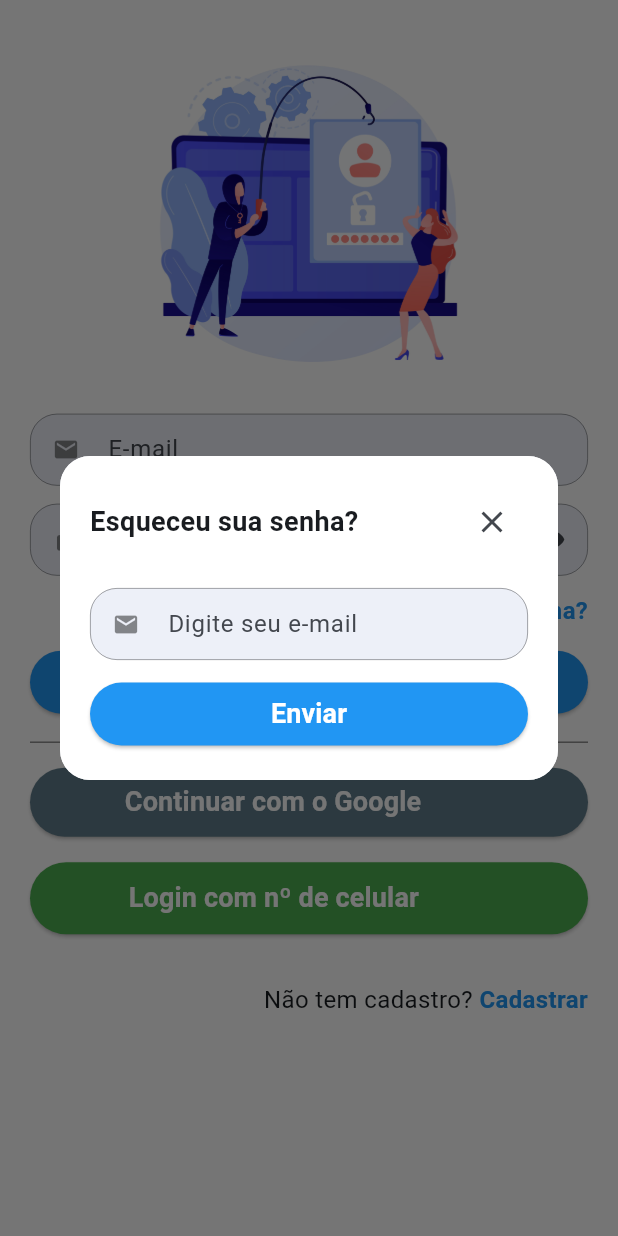
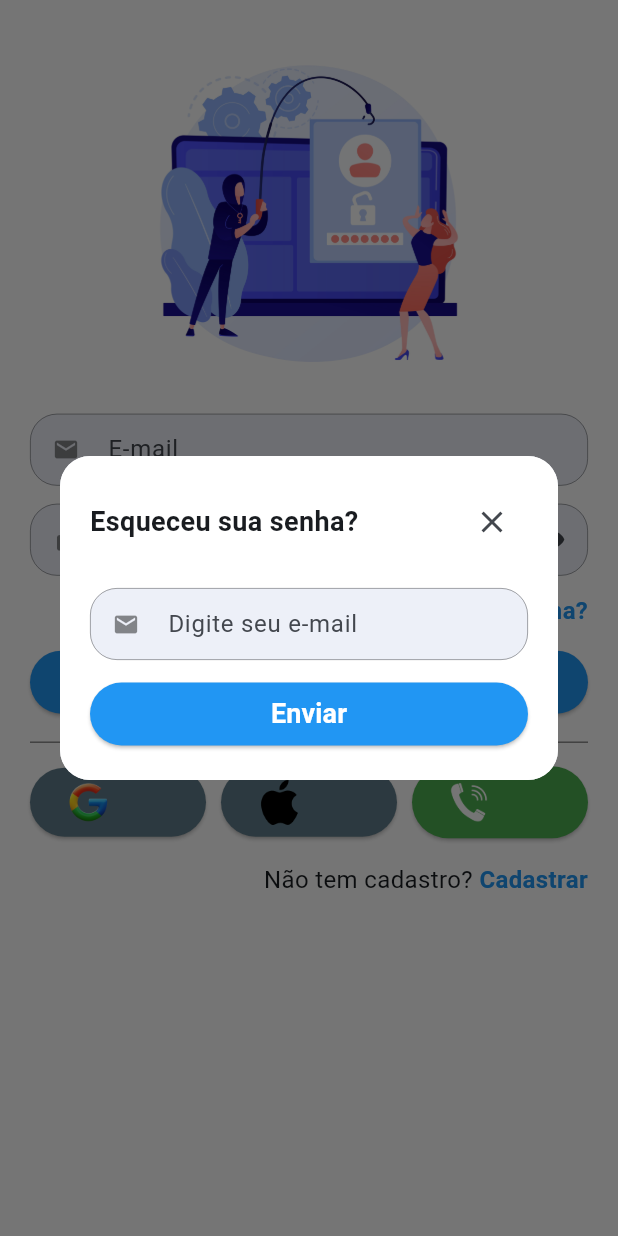
Before and after one commit to elviscosentino/authentication, a Flutter app: the screen it shows after launch, after a tap on "Esqueceu a senha?", on a phone screen of 412 x 824 dp. Run offline on Flutter 3.47's test engine with Material 3 defaults, Android fonts, the phone set to English and light mode, and no system bars; our stand-ins replace cloud_firestore, firebase_auth, firebase_core, fluttertoast, get, google_sign_in and 1 more; accounts and stored records are empty.

Commit message:
ajustes no código

```diff
--- a/lib/controller/auth/auth_controller.dart
+++ b/lib/controller/auth/auth_controller.dart
@@ -27,7 +27,6 @@ class AuthController extends GetxController{
       try{
         debugPrint("vai consultar banco");
         DocumentSnapshot usuarioSnapshot = await _firestore.collection('usuarios').doc(_auth.currentUser!.uid).get();
-        //DocumentSnapshot usuarioSnapshot = await _firestore.collection('users').doc('JwSC9se280XgW4XVeGAGTQQuziF2').get();
         if(usuarioSnapshot.exists) {
           debugPrint("existe");
           debugPrint("vai mapear");
@@ -35,13 +34,11 @@ class AuthController extends GetxController{
 
           debugPrint("vai printar usuario");
           debugPrint(usuario.toString());
-          //debugPrint(_auth.currentUser!.phoneNumber);
 
           user.uid = _auth.currentUser!.uid;
           user.email = _auth.currentUser!.email;
           user.name = usuario['nome'];
           user.celphone = usuario['celular'];
-          // user.distancia = usuario['distancia'].toInt();
 
           Get.offAllNamed(PagesRoutes.baseRoute);
         }else{
@@ -51,29 +48,12 @@ class AuthController extends GetxController{
       }catch(e){
         debugPrint("erro");
         debugPrint(e.toString());
-  //       signOut();
+        logout();
       }
     }else{
       debugPrint("nao autenticado, chamando tela de login...");
-  //     //utilServices.showToast(msg: 'Token nao encontrado!', isError: true);
-  //     //print("chamou signout do validate");
-  //     signOut();
-      Get.offAllNamed(PagesRoutes.loginRoute);
+      logout();
     }
-  //   //initialRoute: user.uid == null ? PagesRoutes.cepRoute : PagesRoutes.baseRoute
-  //   //} else {
-  //   //  signOut();
-  //   //}
-  //   //}
-  //   /*
-  //   print("logado!");
-  //   print(_auth.currentUser?.email);
-  //   //Get.offAllNamed(PagesRoutes.baseRoute);
-  //   //return;
-  //   user.uid = _auth.currentUser?.uid;
-  //   user.email = _auth.currentUser?.email;
-  //   print(user.email);
-  //   */
   }
 
   Future<void> signUp(BuildContext context, {required String email, required String password}) async{
--- a/lib/main.dart
+++ b/lib/main.dart
@@ -1,24 +1,18 @@
 import 'package:flutter/material.dart';
-import 'package:flutter/services.dart';
 import 'package:firebase_core/firebase_core.dart';
 import 'package:get/get.dart';
 import 'controller/auth/auth_controller.dart';
 import 'services/firebase_options.dart';
-import 'view/splash_screen.dart';
 import 'view/app_pages.dart';
 
 Future<void> main() async {
-  runApp(const SplashScreen());
   WidgetsFlutterBinding.ensureInitialized();
-  //NotificationService().initNotification(); // Inicializa as notificacoes
-  await Firebase.initializeApp(options: DefaultFirebaseOptions.currentPlatform);
+  await Firebase.initializeApp(
+      name: "authentication-a8e04",
+      options: DefaultFirebaseOptions.currentPlatform
+  );
   Get.put(AuthController());
-  //Get.lazyPut(()=>AuthController());
-  SystemChrome.setPreferredOrientations([
-    DeviceOrientation.portraitUp,
-  ]).then((_) {
-    runApp(const MyApp());
-  });
+  runApp(const MyApp());
 }
 
 class MyApp extends StatelessWidget {
@@ -27,7 +21,6 @@ class MyApp extends StatelessWidget {
   Widget build(BuildContext context) {
     return GetMaterialApp(
       debugShowCheckedModeBanner: false,
-      //title: 'Flutter Demo',
       theme: ThemeData(
         colorScheme: ColorScheme.fromSeed(
           primary: Colors.blue,
@@ -36,37 +29,11 @@ class MyApp extends StatelessWidget {
         useMaterial3: true,
       ),
       onReady: () async{
-        //debugPrint("onReady do main");
         final authController = Get.find<AuthController>();
         await authController.validateUser();
       },
       getPages: AppPages.pages,
       initialRoute: PagesRoutes.splashRoute,
-
-      //home: LoginScreen(),
-      // home: StreamBuilder(
-      //   stream: FirebaseAuth.instance.authStateChanges(),
-      //   builder: (context, snapshot) {
-      //     if (snapshot.hasData){
-      //       String providerId = snapshot.data?.providerData[0].providerId ?? "unknown";
-      //       String? uId = snapshot.data?.uid;
-      //       print(providerId);
-      //       print(uId);
-      //       if (providerId == "phone"){
-      //         // await _firestore.collection("users").doc(credential.user!.uid).set({
-      //         //   'name': name,
-      //         //   'email': email,
-      //         //   'uid': credential.user!.uid,
-      //         // });
-      //       if (providerId == "password"){
-      //         print("telefone");
-      //       }
-      //       return const HomeScreen();
-      //     }else{
-      //       return const LoginScreen();
-      //     }
-      //   }
-      // )
     );
   }
 }
--- a/lib/view/auth/login_screen.dart
+++ b/lib/view/auth/login_screen.dart
@@ -68,45 +68,55 @@ class LoginScreen extends StatelessWidget {
                   child: Row(
                     children: [
                       Expanded(child: Container(height: 1, color: Colors.black45)),
-                      const Text("  ou  "),
+                      const Text("  ou cadastrar/continuar com  "),
                       Expanded(child: Container(height: 1, color: Colors.black45))
                     ],
                   ),
                 ),
+
                 Padding(
                   padding: const EdgeInsets.only(bottom: 16),
                   child: GetX<AuthController>(
                     builder: (authController) {
                       return Column(
                         children: [
-                          ElevatedButton(
+                          Row(
+                            children: [
+                              Expanded(
+                                child: ElevatedButton(
                                   style: ElevatedButton.styleFrom(backgroundColor: Colors.blueGrey),
                                   onPressed: (){
                                     authController.loginGoogle(context);
                                   },
                                   child: Row(
                                     children: [
-                                Padding(
-                                  padding: const EdgeInsets.symmetric(vertical: 8),
-                                  child: Image.network("https://ouch-cdn2.icons8.com/VGHyfDgzIiyEwg3RIll1nYupfj653vnEPRLr0AeoJ8g/rs:fit:456:456/czM6Ly9pY29uczgu/b3VjaC1wcm9kLmFz/c2V0cy9wbmcvODg2/LzRjNzU2YThjLTQx/MjgtNGZlZS04MDNl/LTAwMTM0YzEwOTMy/Ny5wbmc.png",
-                                    height: 30,
-                                  ),
-                                ),
+                                      Padding(padding: const EdgeInsets.symmetric(vertical: 8), child: Image.asset("assets/google.png", height: 30)),
                                       authController.isLoading2.value
                                       ? const Expanded(child: Center(child: SizedBox(width: 29, height: 29, child: CircularProgressIndicator(color: Colors.white))))
-                                : const Text("  Continuar com o Google",
-                                  style: TextStyle(
-                                    fontWeight: FontWeight.bold,
-                                    fontSize: 18,
-                                    color: Colors.white
-                                  ),
-                                )
+                                      : const SizedBox()
                                     ],
                                   )
                                 ),
-                          const SizedBox(height: 16),
-                          Padding(
-                            padding: const EdgeInsets.only(bottom: 16),
+                              ),
+                              const SizedBox(width: 10),
+                              Expanded(
+                                child: ElevatedButton(
+                                  style: ElevatedButton.styleFrom(backgroundColor: Colors.blueGrey),
+                                  onPressed: (){
+                                    authController.loginGoogle(context);
+                                  },
+                                  child: Row(
+                                    children: [
+                                      Padding(padding: const EdgeInsets.symmetric(vertical: 8), child: Image.asset("assets/apple.png", height: 30)),
+                                      authController.isLoading2.value
+                                          ? const Expanded(child: Center(child: SizedBox(width: 29, height: 29, child: CircularProgressIndicator(color: Colors.white))))
+                                          : const Text("", style: TextStyle(fontWeight: FontWeight.bold, fontSize: 18, color: Colors.white))
+                                    ],
+                                  )
+                                ),
+                              ),
+                              const SizedBox(width: 10),
+                              Expanded(
                                 child: ElevatedButton(
                                   style: ElevatedButton.styleFrom(backgroundColor: Colors.green),
                                   onPressed: (){
@@ -115,20 +125,61 @@ class LoginScreen extends StatelessWidget {
                                   },
                                   child: Row(
                                     children: [
-                                  Padding(
-                                    padding: const EdgeInsets.symmetric(vertical: 10),
-                                    child: Image.network("https://static.vecteezy.com/system/resources/thumbnails/010/829/986/small/phone-icon-in-trendy-flat-style-free-png.png",
-                                      height: 28,
-                                      color: Colors.white,
+                                      Padding(padding: const EdgeInsets.symmetric(vertical: 10), child: Image.asset("assets/phone.webp", height: 28, color: Colors.white)),
+                                      const Text("", style: TextStyle(fontWeight: FontWeight.bold, fontSize: 18, color: Colors.white))
+                                    ],
                                   ),
                                 ),
-                                  const Text("   Login com nº de celular",
-                                    style: TextStyle(fontWeight: FontWeight.bold, fontSize: 18, color: Colors.white),
                               )
                             ],
                           ),
-                            ),
-                          ),
+
+                          // ElevatedButton(
+                          //   style: ElevatedButton.styleFrom(backgroundColor: Colors.blueGrey),
+                          //   onPressed: (){
+                          //     authController.loginGoogle(context);
+                          //   },
+                          //   child: Row(
+                          //     children: [
+                          //       Padding(padding: const EdgeInsets.symmetric(vertical: 8), child: Image.asset("assets/google.png", height: 30)),
+                          //       authController.isLoading2.value
+                          //       ? const Expanded(child: Center(child: SizedBox(width: 29, height: 29, child: CircularProgressIndicator(color: Colors.white))))
+                          //       : const Text("  Google", style: TextStyle(fontWeight: FontWeight.bold, fontSize: 18, color: Colors.white))
+                          //     ],
+                          //   )
+                          // ),
+                          // const SizedBox(height: 16),
+                          // ElevatedButton(
+                          //   style: ElevatedButton.styleFrom(backgroundColor: Colors.blueGrey),
+                          //   onPressed: (){
+                          //     authController.loginGoogle(context);
+                          //   },
+                          //   child: Row(
+                          //     children: [
+                          //       Padding(padding: const EdgeInsets.symmetric(vertical: 8), child: Image.asset("assets/apple.png", height: 30)),
+                          //       authController.isLoading2.value
+                          //       ? const Expanded(child: Center(child: SizedBox(width: 29, height: 29, child: CircularProgressIndicator(color: Colors.white))))
+                          //       : const Text("  Apple", style: TextStyle(fontWeight: FontWeight.bold, fontSize: 18, color: Colors.white))
+                          //     ],
+                          //   )
+                          // ),
+                          // const SizedBox(height: 16),
+                          // Padding(
+                          //   padding: const EdgeInsets.only(bottom: 16),
+                          //   child: ElevatedButton(
+                          //     style: ElevatedButton.styleFrom(backgroundColor: Colors.green),
+                          //     onPressed: (){
+                          //       authController.smsEnviado.value = false;
+                          //       Get.toNamed(PagesRoutes.loginPhoneRoute);
+                          //     },
+                          //     child: Row(
+                          //       children: [
+                          //         Padding(padding: const EdgeInsets.symmetric(vertical: 10), child: Image.asset("assets/phone.webp", height: 28, color: Colors.white)),
+                          //         const Text("   Celular", style: TextStyle(fontWeight: FontWeight.bold, fontSize: 18, color: Colors.white))
+                          //       ],
+                          //     ),
+                          //   ),
+                          // ),
                         ],
                       );
                     }
--- a/lib/view/base_screen.dart
+++ b/lib/view/base_screen.dart
@@ -2,7 +2,6 @@ import 'home/home_screen.dart';
 import 'package:flutter/material.dart';
 class BaseScreen extends StatefulWidget {
   const BaseScreen({super.key});
-
   @override
   State<BaseScreen> createState() => _BaseScreenState();
 }
--- a/lib/view/home/home_screen.dart
+++ b/lib/view/home/home_screen.dart
@@ -10,7 +10,6 @@ class HomeScreen extends StatelessWidget {
     // Verificar o provedor de autenticação usado
     String? photoUrl = user?.photoURL;
     String providerId = user?.providerData[0].providerId ?? "unknown";
-
     return Scaffold(
       body: Padding(
         padding: const EdgeInsets.symmetric(horizontal: 20, vertical: 10),
--- a/lib/view/splash_screen.dart
+++ b/lib/view/splash_screen.dart
@@ -9,14 +9,11 @@ class SplashScreen extends StatelessWidget {
       child: const Column(
         mainAxisSize: MainAxisSize.min,
         children: [
-          //Text("SPLASH", style: TextStyle(fontSize: 20, fontWeight: FontWeight.bold, color: Colors.blue),),
-          //SizedBox(height: 20),
           SizedBox(
             height: 50.0,
             width: 50.0,
             child: Column(
               children: [
-                //CircularProgressIndicator(color: CustomColors.primarySwatch),
                 CircularProgressIndicator(),
               ],
             ),
--- a/lib/view/widgets/custom_button.dart
+++ b/lib/view/widgets/custom_button.dart
@@ -15,7 +15,6 @@ class CustomButton extends StatelessWidget {
       style: ElevatedButton.styleFrom(
         backgroundColor: Colors.blue,
         padding: const EdgeInsets.all(8.0)
-        //shape: ShapeBorder()
       ),
       onPressed: onPressed,
       child: Row(
--- a/lib/view/widgets/custom_textfield.dart
+++ b/lib/view/widgets/custom_textfield.dart
@@ -15,7 +15,6 @@ class CustomTextfield extends StatefulWidget {
     this.onChanged,
     this.focusNode,
     this.formFieldKey,
-
     // required this.textEditingController,
     // this.isPass = false,
     // required this.hintText,
```
Also changed, not shown: lib/view/app_pages.dart (+0 -8 lines), pubspec.yaml (+7 -6 lines), assets/apple.png (added), assets/google.png (added), assets/google1.png (added), assets/phone.webp (added), pubspec.lock, 5 other files. Lines whose indentation alone changed are shown as unchanged.
